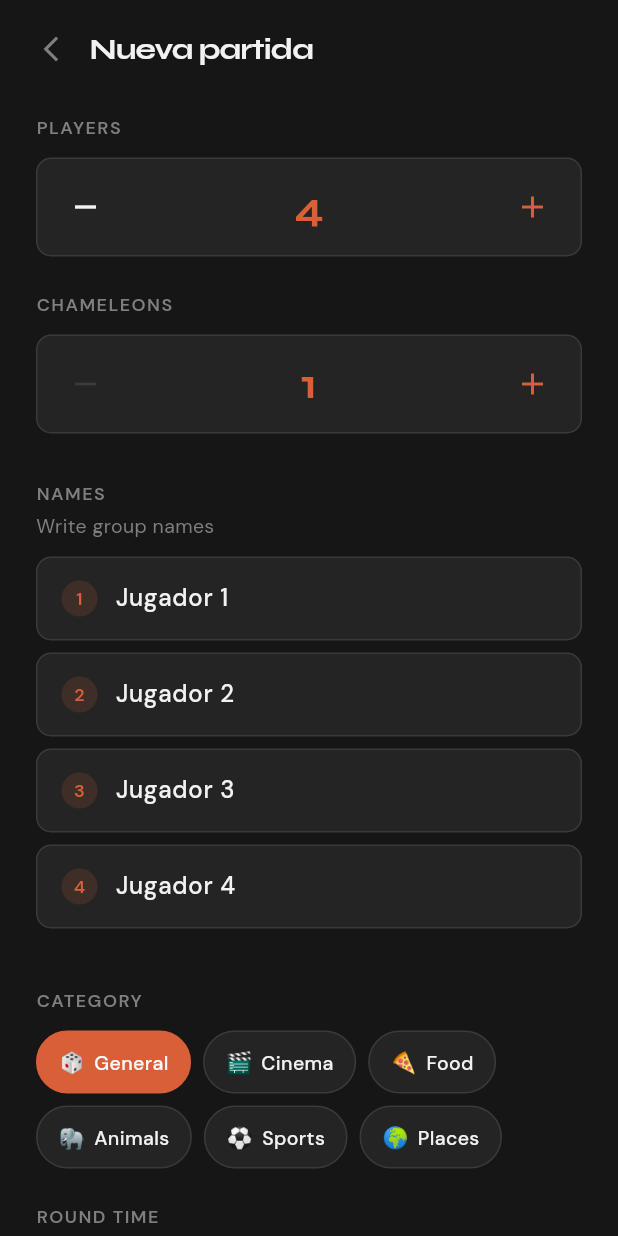
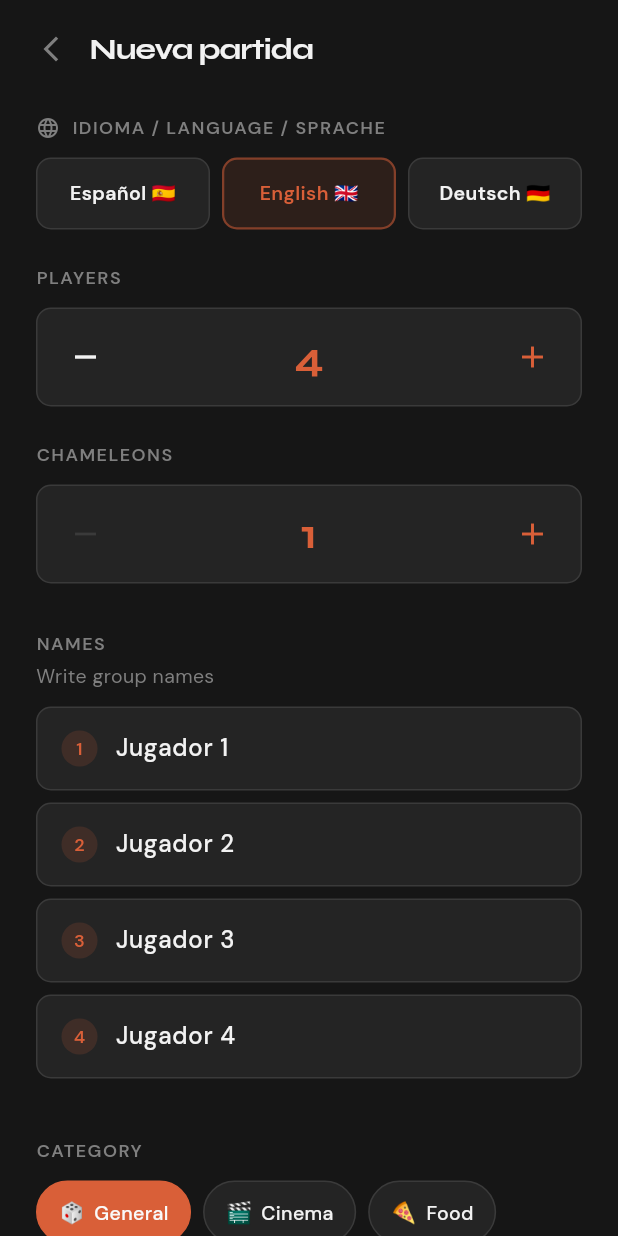
Before and after one commit to JavierMorilla/chameleon, a Flutter app: the SetupScreen screen opened directly, on a phone screen of 412 x 824 dp. Run offline on Flutter 3.47's test engine with Material 3 defaults, Android fonts, the phone set to English and light mode, and no system bars; our stand-ins replace flutter_animate, google_fonts, shared_preferences; accounts and stored records are empty.

Commit message:
style: Keep app title constant as CHAMELEON and restore language selector to setup screen

```diff
--- a/lib/screens/setup_screen.dart
+++ b/lib/screens/setup_screen.dart
@@ -18,6 +18,12 @@ class SetupScreen extends StatelessWidget {
     final reducedMotion = MediaQuery.maybeOf(context)?.accessibleNavigation ?? false;
 
     final children = [
+      // Language Selector
+      _LanguageSelector(
+        current: game.language,
+        onSelect: game.setLanguage,
+      ),
+      const SizedBox(height: 24),
       // Players counter
       PlayerCounter(
         label: game.translate('players'),
@@ -570,3 +576,82 @@ class _ClueToggle extends StatelessWidget {
     );
   }
 }
+
+class _LanguageSelector extends StatelessWidget {
+  const _LanguageSelector({required this.current, required this.onSelect});
+
+  final String current;
+  final ValueChanged<String> onSelect;
+
+  @override
+  Widget build(BuildContext context) {
+    return Column(
+      crossAxisAlignment: CrossAxisAlignment.start,
+      children: [
+        Row(
+          children: [
+            Icon(Icons.language_rounded, size: 16, color: AppColors.muted),
+            const SizedBox(width: 8),
+            Text(
+              'IDIOMA / LANGUAGE / SPRACHE',
+              style: AppTextStyles.label(color: AppColors.muted),
+            ),
+          ],
+        ),
+        const SizedBox(height: 12),
+        Row(
+          children: [
+            Expanded(child: _LangOption(label: 'Español 🇪🇸', code: 'es', active: current == 'es', onTap: () => onSelect('es'))),
+            const SizedBox(width: 8),
+            Expanded(child: _LangOption(label: 'English 🇬🇧', code: 'en', active: current == 'en', onTap: () => onSelect('en'))),
+            const SizedBox(width: 8),
+            Expanded(child: _LangOption(label: 'Deutsch 🇩🇪', code: 'de', active: current == 'de', onTap: () => onSelect('de'))),
+          ],
+        ),
+      ],
+    );
+  }
+}
+
+class _LangOption extends StatelessWidget {
+  const _LangOption({
+    required this.label,
+    required this.code,
+    required this.active,
+    required this.onTap,
+  });
+
+  final String label;
+  final String code;
+  final bool active;
+  final VoidCallback onTap;
+
+  @override
+  Widget build(BuildContext context) {
+    return GestureDetector(
+      onTap: () {
+        HapticFeedback.selectionClick();
+        onTap();
+      },
+      child: AnimatedContainer(
+        duration: const Duration(milliseconds: 150),
+        height: 48,
+        decoration: BoxDecoration(
+          color: active ? AppColors.primary.withValues(alpha: 0.12) : AppColors.surface,
+          borderRadius: BorderRadius.circular(10),
+          border: Border.all(
+            color: active ? AppColors.primary.withValues(alpha: 0.5) : AppColors.border,
+            width: active ? 1.5 : 1,
+          ),
+        ),
+        alignment: Alignment.center,
+        child: Text(
+          label,
+          style: AppTextStyles.bodySemibold(
+            color: active ? AppColors.primary : AppColors.ink,
+          ).copyWith(fontSize: 13),
+        ),
+      ),
+    );
+  }
+}
--- a/lib/utils/localization.dart
+++ b/lib/utils/localization.dart
@@ -1,6 +1,6 @@
 const Map<String, Map<String, String>> kLocalizations = {
   'es': {
-    'app_title': 'EL CAMALEÓN',
+    'app_title': 'CHAMELEON',
     'app_subtitle': 'Juego de deducción y mentiras',
     'play': 'Jugar',
     'rules_title': 'Cómo Jugar',
@@ -158,7 +158,7 @@ const Map<String, Map<String, String>> kLocalizations = {
     'cat_lugares': 'Places',
   },
   'de': {
-    'app_title': 'CHAMÄLEON',
+    'app_title': 'CHAMELEON',
     'app_subtitle': 'Ein Spiel der Deduktion und Lügen',
     'play': 'Spielen',
     'rules_title': 'Spielregeln',
```
Also changed, not shown: lib/screens/splash_screen.dart (+4 -84 lines).
